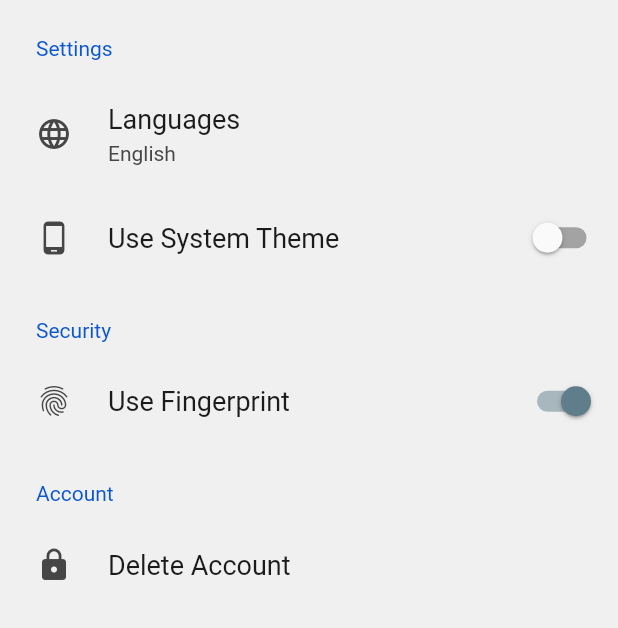
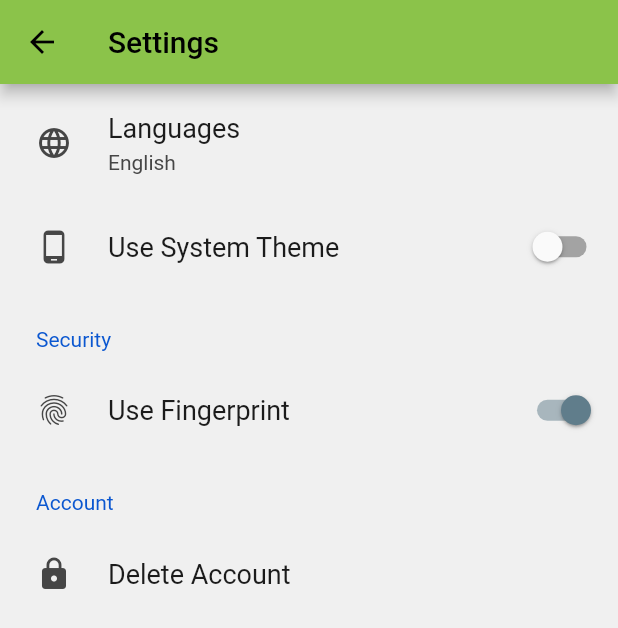
Before and after one commit to alexw92/cookapp_flutter, a Flutter app: the SettingsPage screen opened directly, on a phone screen of 412 x 824 dp. Shown: the top 628 px of the screen. Run offline on Flutter 3.47's test engine with Material 2 defaults, Android fonts, the phone set to English and light mode, and no system bars; drawn by our look-alikes of settings_ui; our stand-ins replace cached_network_image, firebase_auth, firebase_core, firebase_storage, flutter_login, flutter_secure_storage and 6 more; missing offline and left inert: cached_network_image_platform_interface, fraction; accounts and stored records are empty; generated files the repository leaves out were written again; Roboto replaces fonts that are missing (NotoSans).

Commit message:
added back button to settings screen

```diff
--- a/lib/ui/pages/settings_screen.dart
+++ b/lib/ui/pages/settings_screen.dart
@@ -47,12 +47,12 @@ class _SettingsPageState extends State<SettingsPage> {
 
   @override
   Widget build(BuildContext context) {
-    return Container(
-      child: SettingsList(
+    return Scaffold(
+      appBar: AppBar(title: Text(AppLocalizations.of(context).settings)),
+      body: SettingsList(
         sections: [
           SettingsSection(
             titlePadding: EdgeInsets.all(20),
-            title: AppLocalizations.of(context).settings,
             tiles: [
               SettingsTile(
                 title: AppLocalizations.of(context).languages,
```
